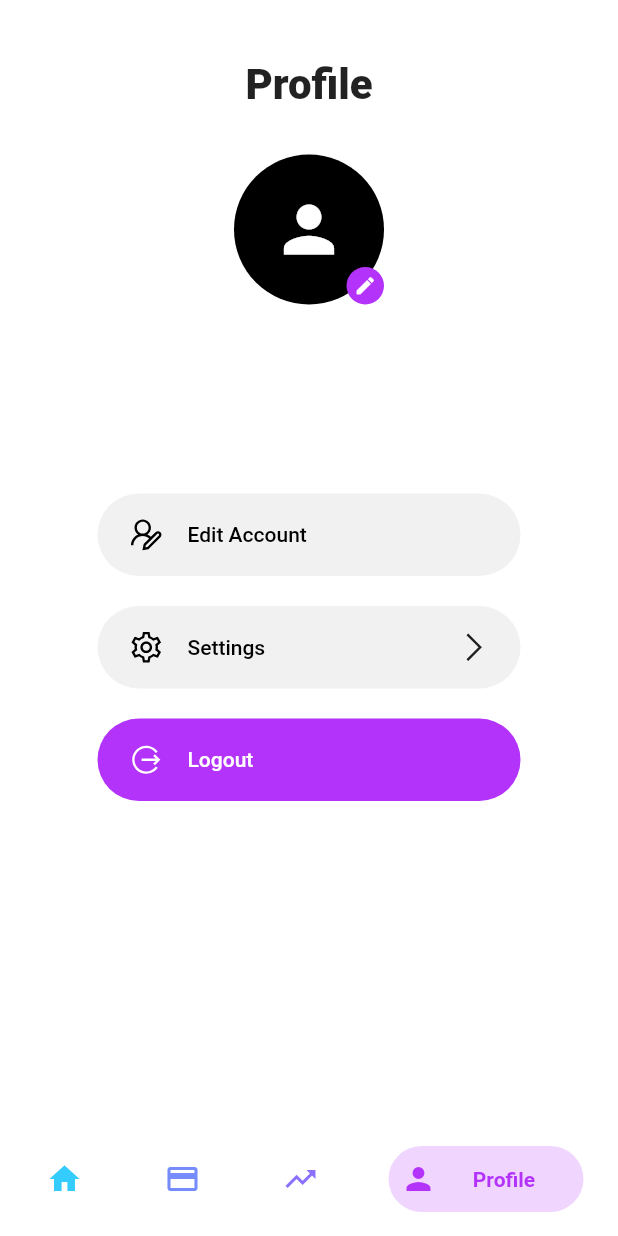
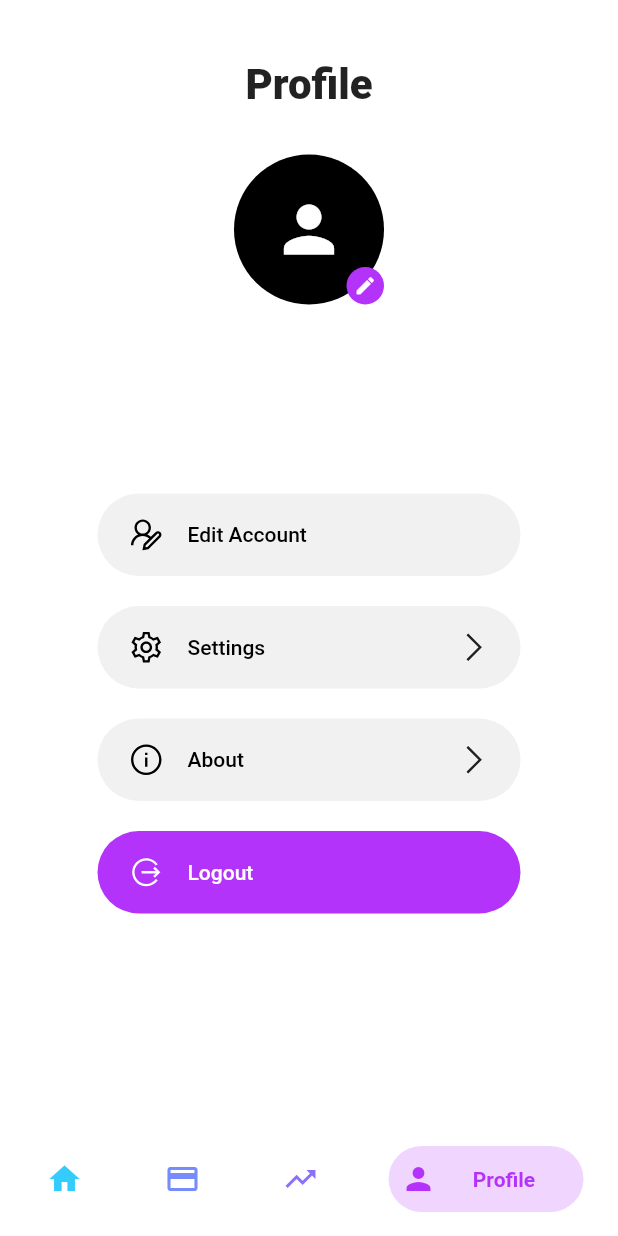
Before and after one commit to CHRISTInfotech/expense_app, a Flutter app: the screen it shows once a user with an empty profile is signed in, item 4 of the bottom bar chosen, on a phone screen of 412 x 824 dp. Run offline on Flutter 3.47's test engine with Material 2 defaults, Android fonts, the phone set to English and light mode, and no system bars; drawn by our look-alikes of bottom_navy_bar; our stand-ins replace bloc, carousel_slider, clay_containers, cloud_firestore, firebase_auth, firebase_core and 8 more; missing offline and left inert: date_util, onboarding_screen; accounts and stored records are empty.

Commit message:
complete one

```diff
--- a/lib/screens/profile/profile.dart
+++ b/lib/screens/profile/profile.dart
@@ -86,13 +86,18 @@ class Profile extends StatelessWidget with NavigationStates {
               //     text: 'Help & Support',
               //   ),
               // ),
-              // GestureDetector(
-              //   onTap: () { Navigator.push(context, MaterialPageRoute(builder: (context) => About(scaffoldKey))); },
-              //   child: ProfileListItem(
-              //     icon: LineAwesomeIcons.info_circle,
-              //     text: 'About DollarSense',
-              //   ),
-              // ),
+              GestureDetector(
+                onTap: () {
+                  Navigator.push(
+                      context,
+                      MaterialPageRoute(
+                          builder: (context) => About(scaffoldKey)));
+                },
+                child: ProfileListItem(
+                  icon: LineAwesomeIcons.info_circle,
+                  text: 'About ',
+                ),
+              ),
               GestureDetector(
                 onTap: () async {
                   await _auth.signOut();
```
Also changed, not shown: lib/screens/profile/about.dart (+10 -10 lines), lib/shared/constants.dart (+5 -6 lines).
